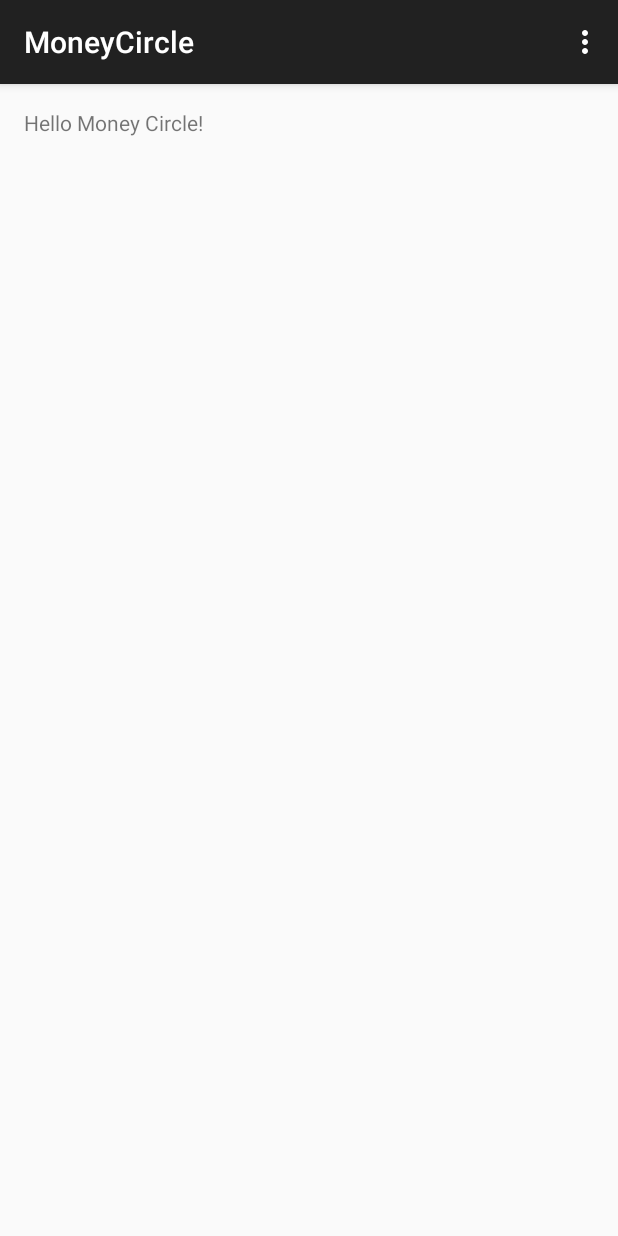
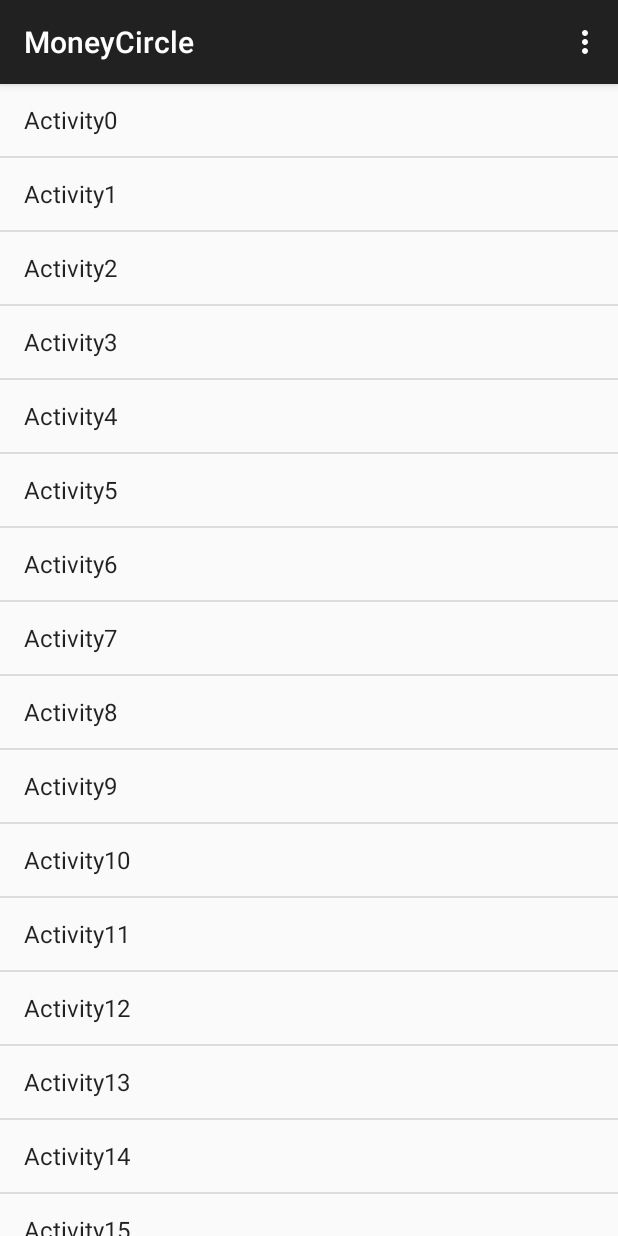
Before and after one commit to gssirohi/MoneyCircleRepository, an Android app: the screen it shows after launch (MainActivity before the commit, LauncherActivity after it), on a phone screen of 412 x 824 dp. Run offline under Robolectric (Android 15) with nearby library versions, the phone set to English and light mode, and no system bars.

Commit message:
Launcher Activity

```diff
--- a/MoneyCircle/app/src/main/AndroidManifest.xml
+++ b/MoneyCircle/app/src/main/AndroidManifest.xml
@@ -8,7 +8,7 @@
         android:label="@string/app_name"
         android:theme="@style/AppTheme" >
         <activity
-            android:name=".MainActivity"
+            android:name=".LauncherActivity"
             android:label="@string/app_name" >
             <intent-filter>
                 <action android:name="android.intent.action.MAIN" />
--- /dev/null
+++ b/MoneyCircle/app/src/main/java/company/greateapp/moneycircle/LauncherActivity.java
@@ -0,0 +1,108 @@
+package company.greateapp.moneycircle;
+
+import android.support.v7.app.ActionBarActivity;
+import android.os.Bundle;
+import android.util.Log;
+import android.view.Menu;
+import android.view.MenuItem;
+import android.util.Log;
+import android.view.View;
+import android.widget.AdapterView;
+import android.widget.ArrayAdapter;
+import android.widget.ListView;
+import android.widget.Toast;
+
+import java.util.ArrayList;
+
+
+public class LauncherActivity extends ActionBarActivity {
+
+    private ListView listView;
+
+    @Override
+    protected void onCreate(Bundle savedInstanceState) {
+        super.onCreate(savedInstanceState);
+        setContentView(R.layout.activity_main);
+        listView = (ListView)findViewById(R.id.listView);
+        ArrayList<String> list = new ArrayList<String>();
+        initActivityList(list);
+        ArrayAdapter<String> adapter = new ArrayAdapter<String>(this,
+                android.R.layout.simple_list_item_1, android.R.id.text1, list);
+        listView.setAdapter(adapter);
+        listView.setOnItemClickListener(new AdapterView.OnItemClickListener() {
+            @Override
+            public void onItemClick(AdapterView<?> adapterView, View view, int i, long l) {
+                // ListView Clicked item index
+                int itemPosition     = i;
+                startNewActivity(i);
+            }
+        });
+    }
+
+    private void startNewActivity(int i) {
+
+        switch(i) {
+           /*
+            Add below code for each Activity Entry
+            case 1:
+            startActivity(<your activity class>);
+            break;
+            */
+            default :
+                String  itemValue    = (String) listView.getItemAtPosition(i);
+                Toast.makeText(getApplicationContext(),
+                        "NO ACTIVITY ADDED for Position :" + i + "  ListItem : " + itemValue, Toast.LENGTH_SHORT)
+                        .show();
+
+        }
+
+    }
+
+
+    private void initActivityList(ArrayList<String> list) {
+        /*
+        Append Activity name in the string as below:
+        list.add("Activity5: Settings");
+         */
+        list.add("Activity0");
+        list.add("Activity1");
+        list.add("Activity2");
+        list.add("Activity3");
+        list.add("Activity4");
+        list.add("Activity5");
+        list.add("Activity6");
+        list.add("Activity7");
+        list.add("Activity8");
+        list.add("Activity9");
+        list.add("Activity10");
+        list.add("Activity11");
+        list.add("Activity12");
+        list.add("Activity13");
+        list.add("Activity14");
+        list.add("Activity15");
+        list.add("Activity16");
+    }
+
+    @Override
+    public boolean onCreateOptionsMenu(Menu menu) {
+        // Inflate the menu; this adds items to the action bar if it is present.
+        getMenuInflater().inflate(R.menu.menu_main, menu);
+        return true;
+    }
+
+    @Override
+    public boolean onOptionsItemSelected(MenuItem item) {
+        // Handle action bar item clicks here. The action bar will
+        // automatically handle clicks on the Home/Up button, so long
+        // as you specify a parent activity in AndroidManifest.xml.
+        int id = item.getItemId();
+
+        //noinspection SimplifiableIfStatement
+        if (id == R.id.action_settings) {
+            return true;
+        }
+
+        return super.onOptionsItemSelected(item);
+    }
+
+}
--- a/MoneyCircle/app/src/main/java/company/greateapp/moneycircle/MainActivity.java
+++ /dev/null
@@ -1,38 +0,0 @@
-package company.greateapp.moneycircle;
-
-import android.support.v7.app.ActionBarActivity;
-import android.os.Bundle;
-import android.view.Menu;
-import android.view.MenuItem;
-
-
-public class MainActivity extends ActionBarActivity {
-
-    @Override
-    protected void onCreate(Bundle savedInstanceState) {
-        super.onCreate(savedInstanceState);
-        setContentView(R.layout.activity_main);
-    }
-
-    @Override
-    public boolean onCreateOptionsMenu(Menu menu) {
-        // Inflate the menu; this adds items to the action bar if it is present.
-        getMenuInflater().inflate(R.menu.menu_main, menu);
-        return true;
-    }
-
-    @Override
-    public boolean onOptionsItemSelected(MenuItem item) {
-        // Handle action bar item clicks here. The action bar will
-        // automatically handle clicks on the Home/Up button, so long
-        // as you specify a parent activity in AndroidManifest.xml.
-        int id = item.getItemId();
-
-        //noinspection SimplifiableIfStatement
-        if (id == R.id.action_settings) {
-            return true;
-        }
-
-        return super.onOptionsItemSelected(item);
-    }
-}
--- a/MoneyCircle/app/src/main/res/layout/activity_main.xml
+++ b/MoneyCircle/app/src/main/res/layout/activity_main.xml
@@ -1,11 +1,7 @@
-<RelativeLayout xmlns:android="http://schemas.android.com/apk/res/android"
+<ListView xmlns:android="http://schemas.android.com/apk/res/android"
     xmlns:tools="http://schemas.android.com/tools" android:layout_width="match_parent"
-    android:layout_height="match_parent" android:paddingLeft="@dimen/activity_horizontal_margin"
-    android:paddingRight="@dimen/activity_horizontal_margin"
-    android:paddingTop="@dimen/activity_vertical_margin"
-    android:paddingBottom="@dimen/activity_vertical_margin" tools:context=".MainActivity">
-
-    <TextView android:text="@string/hello_world" android:layout_width="wrap_content"
-        android:layout_height="wrap_content" />
-
-</RelativeLayout>
+        android:layout_height="wrap_content"
+        android:id="@+id/listView"
+        android:layout_below="@+id/textView"
+        android:layout_alignParentLeft="true"
+        android:layout_alignParentStart="true" />
--- a/MoneyCircle/app/src/main/res/values/strings.xml
+++ b/MoneyCircle/app/src/main/res/values/strings.xml
@@ -1,6 +1,4 @@
 <resources>
     <string name="app_name">MoneyCircle</string>
-
-    <string name="hello_world">Hello Money Circle!</string>
     <string name="action_settings">Settings</string>
 </resources>
```
Also changed, not shown: 1 other file.
